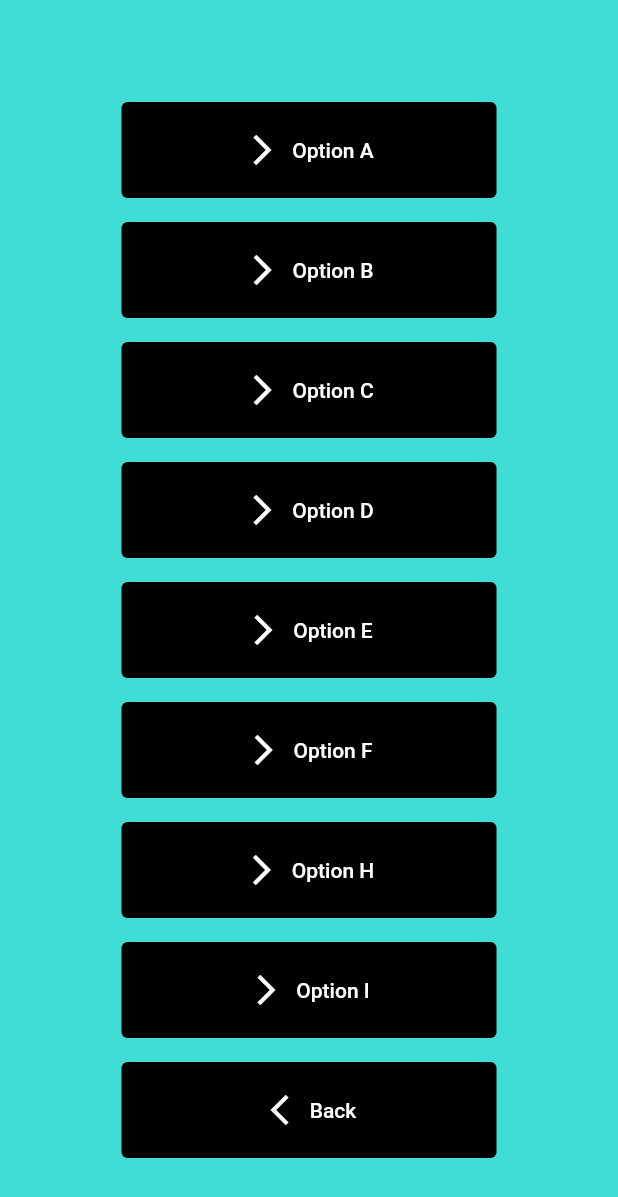
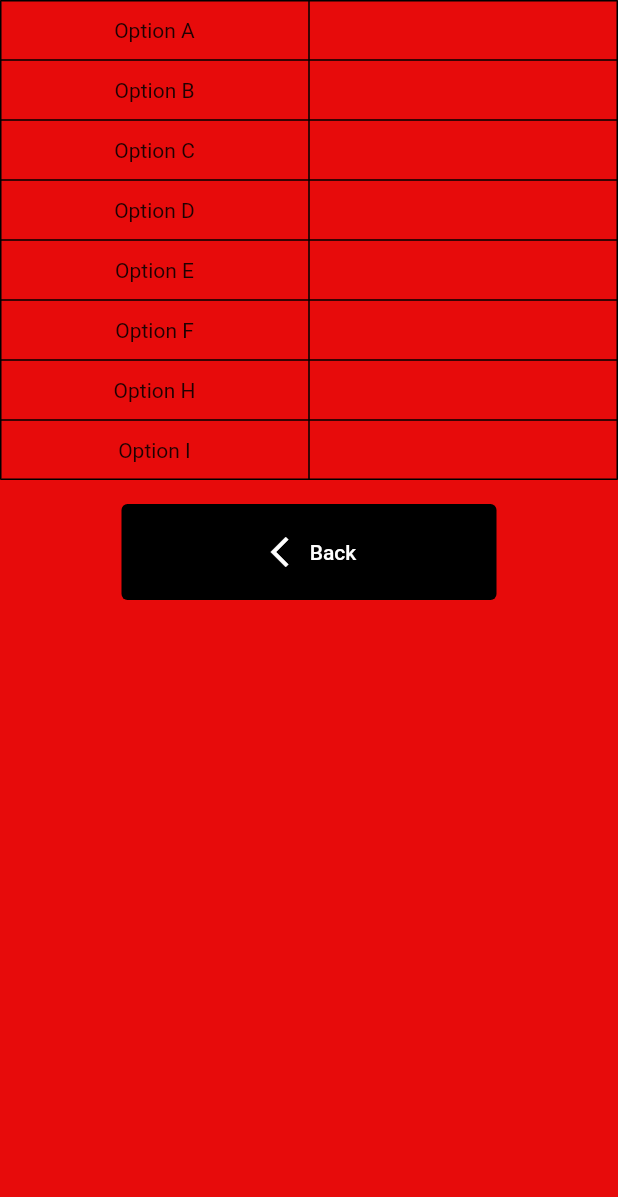
Before and after one commit to coldvl/workograph_shared, a Flutter app: the screen it shows after launch, after a tap on "Overall status", on a phone screen of 412 x 824 dp. Shown: the top 1197 px of the screen. Run offline on Flutter 3.47's test engine with Material 2 defaults, Android fonts, the phone set to English and light mode, and no system bars; our stand-ins replace sqflite; accounts and stored records are empty.

Commit message:
some edits + added new page "add user"

```diff
--- a/lib/main.dart
+++ b/lib/main.dart
@@ -1,3 +1,5 @@
+// ignore_for_file: use_key_in_widget_constructors
+
 import 'package:flutter/material.dart';
 import 'package:workograph_shared/pages/home_page.dart';
 
@@ -12,8 +14,8 @@ class MyApp extends StatelessWidget {
       title: 'Flutter SQFLite Example',
       debugShowCheckedModeBanner: false,
       theme: ThemeData(
-        colorScheme: ColorScheme.fromSwatch(primarySwatch: Colors.teal)
-            .copyWith(secondary: Colors.tealAccent),
+        colorScheme: ColorScheme.fromSwatch(primarySwatch: Colors.yellow)
+            .copyWith(secondary: const Color.fromARGB(255, 255, 168, 1)),
       ),
       home: const HomePage(),
     );
--- a/lib/models/user.dart
+++ b/lib/models/user.dart
@@ -1,3 +1,5 @@
+// ignore_for_file: unused_import
+
 import 'dart:convert';
 
 import 'package:flutter/widgets.dart';
--- a/lib/pages/page_with_list_of_users.dart
+++ b/lib/pages/page_with_list_of_users.dart
@@ -1,7 +1,9 @@
+// ignore_for_file: library_private_types_in_public_api, prefer_final_fields, unused_element, use_build_context_synchronously
+
 import 'package:flutter/material.dart';
+import 'package:workograph_shared/models/user.dart';
 import 'package:workograph_shared/services/database_service.dart';
-
-import '../models/user.dart';
+import 'package:workograph_shared/pages/add_user.dart';
 
 class UserPage extends StatefulWidget {
   const UserPage({Key? key, this.user}) : super(key: key);
@@ -28,9 +30,9 @@ class _UserPageState extends State<UserPage> {
   Future<List<User>> _getUsers() async {
     final users = await _databaseService.users();
     if (_users.isEmpty) _users.addAll(users);
-    // if (widget.user != null) {
-    //   _selectedUser = _users.indexWhere((e) => e.id == widget.user!.userId);
-    // }
+    if (widget.user != null) {
+      _selectedUser = _users.indexWhere((e) => e.id == widget.user!.id);
+    }
     return _users;
   }
 
@@ -60,6 +62,7 @@ class _UserPageState extends State<UserPage> {
     setState(() {});
   }
 
+  @override
   Widget build(BuildContext context) {
     return Scaffold(
       backgroundColor: const Color.fromARGB(199, 10, 210, 203),
@@ -67,119 +70,6 @@ class _UserPageState extends State<UserPage> {
         child: Column(
           mainAxisAlignment: MainAxisAlignment.center,
           children: [
-            const Text(' '),
-            TextButton.icon(
-              style: TextButton.styleFrom(
-                backgroundColor: Colors.black,
-                foregroundColor: Colors.white,
-                padding: const EdgeInsets.all(20.0),
-                minimumSize: const Size(250.0, 30.0),
-              ),
-              onPressed: () {
-                Navigator.pushNamed(context, '/HomeApp');
-              },
-              icon: const Icon(Icons.arrow_forward_ios_outlined),
-              label: const Text('Option A'),
-            ),
-            const Text(''),
-            TextButton.icon(
-              style: TextButton.styleFrom(
-                backgroundColor: Colors.black,
-                foregroundColor: Colors.white,
-                padding: const EdgeInsets.all(20.0),
-                minimumSize: const Size(250.0, 30.0),
-              ),
-              onPressed: () {
-                Navigator.pushNamed(context, '/HomeApp');
-              },
-              icon: const Icon(Icons.arrow_forward_ios_outlined),
-              label: const Text('Option B'),
-            ),
-            const Text(''),
-            TextButton.icon(
-              style: TextButton.styleFrom(
-                backgroundColor: Colors.black,
-                foregroundColor: Colors.white,
-                padding: const EdgeInsets.all(20.0),
-                minimumSize: const Size(250.0, 30.0),
-              ),
-              onPressed: () {
-                Navigator.pushNamed(context, '/HomeApp');
-              },
-              icon: const Icon(Icons.arrow_forward_ios_outlined),
-              label: const Text('Option C'),
-            ),
-            const Text(''),
-            TextButton.icon(
-              style: TextButton.styleFrom(
-                backgroundColor: Colors.black,
-                foregroundColor: Colors.white,
-                padding: const EdgeInsets.all(20.0),
-                minimumSize: const Size(250.0, 30.0),
-              ),
-              onPressed: () {
-                Navigator.pushNamed(context, '/HomeApp');
-              },
-              icon: const Icon(Icons.arrow_forward_ios_outlined),
-              label: const Text('Option D'),
-            ),
-            const Text(''),
-            TextButton.icon(
-              style: TextButton.styleFrom(
-                backgroundColor: Colors.black,
-                foregroundColor: Colors.white,
-                padding: const EdgeInsets.all(20.0),
-                minimumSize: const Size(250.0, 30.0),
-              ),
-              onPressed: () {
-                Navigator.pushNamed(context, '/HomeApp');
-              },
-              icon: const Icon(Icons.arrow_forward_ios_outlined),
-              label: const Text('Option E'),
-            ),
-            const Text(''),
-            TextButton.icon(
-              style: TextButton.styleFrom(
-                backgroundColor: Colors.black,
-                foregroundColor: Colors.white,
-                padding: const EdgeInsets.all(20.0),
-                minimumSize: const Size(250.0, 30.0),
-              ),
-              onPressed: () {
-                Navigator.pushNamed(context, '/HomeApp');
-              },
-              icon: const Icon(Icons.arrow_forward_ios_outlined),
-              label: const Text('Option F'),
-            ),
-            const Text(''),
-            TextButton.icon(
-              style: TextButton.styleFrom(
-                backgroundColor: Colors.black,
-                foregroundColor: Colors.white,
-                padding: const EdgeInsets.all(20.0),
-                minimumSize: const Size(250.0, 30.0),
-              ),
-              onPressed: () {
-                Navigator.pushNamed(context, '/HomeApp');
-              },
-              icon: const Icon(Icons.arrow_forward_ios_outlined),
-              label: const Text('Option H'),
-            ),
-            const Text(''),
-            TextButton.icon(
-              style: TextButton.styleFrom(
-                backgroundColor: Colors.black,
-                foregroundColor: Colors.white,
-                padding: const EdgeInsets.all(20.0),
-                minimumSize: const Size(250.0, 30.0),
-              ),
-              onPressed: () {
-                Navigator.pushNamed(context, '/HomeApp');
-              },
-              icon: const Icon(Icons.arrow_forward_ios_outlined),
-              label: const Text('Option I'),
-            ),
-            const Text(''),
             TextButton.icon(
               style: TextButton.styleFrom(
                 backgroundColor: Colors.black,
@@ -193,6 +83,19 @@ class _UserPageState extends State<UserPage> {
               icon: const Icon(Icons.arrow_back_ios_new),
               label: const Text('Back'),
             ),
+            FloatingActionButton(
+              onPressed: () {
+                Navigator.of(context)
+                    .push(
+                      MaterialPageRoute(
+                        builder: (_) => const AddUserPage(),
+                        fullscreenDialog: true,
+                      ),
+                    )
+                    .then((_) => setState(() {}));
+              },
+              child: const Icon(Icons.add),
+            ),
           ],
         ),
       ),
--- /dev/null
+++ b/lib/pages/statistics_for_today.dart
@@ -0,0 +1,54 @@
+import 'package:flutter/material.dart';
+
+class StatsForToday extends StatelessWidget {
+  const StatsForToday({super.key});
+
+  @override
+  Widget build(BuildContext context) => Scaffold(
+        backgroundColor: const Color.fromARGB(255, 231, 11, 11),
+        body: Column(
+          children: [
+            Table(
+              border: TableBorder.all(),
+              children: [
+                buildRow(['Option A', ' ']),
+                buildRow(['Option B', ' ']),
+                buildRow(['Option C', ' ']),
+                buildRow(['Option D', ' ']),
+                buildRow(['Option E', ' ']),
+                buildRow(['Option F', ' ']),
+                buildRow(['Option H', ' ']),
+                buildRow(['Option I', ' ']),
+              ],
+            ),
+            const Text(' '),
+            Column(
+              children: [
+                TextButton.icon(
+                  style: TextButton.styleFrom(
+                    backgroundColor: Colors.black,
+                    foregroundColor: Colors.white,
+                    padding: const EdgeInsets.all(20.0),
+                    minimumSize: const Size(250.0, 30.0),
+                  ),
+                  onPressed: () {
+                    Navigator.pop(context);
+                  },
+                  icon: const Icon(Icons.arrow_back_ios_new),
+                  label: const Text('Back'),
+                )
+              ],
+            )
+          ],
+        ),
+      );
+
+  TableRow buildRow(List<String> celles) => TableRow(
+        children: celles.map((cell) {
+          return Padding(
+            padding: const EdgeInsets.all(12),
+            child: Center(child: Text(cell)),
+          );
+        }).toList(),
+      );
+}
--- a/lib/services/database.dart
+++ /dev/null
@@ -1,114 +0,0 @@
-// ignore_for_file: file_names
-
-import 'package:path/path.dart';
-import 'package:sqflite/sqflite.dart';
-
-// Future<Database> openDatabase() async {
-//   // Get a location using the `path` package
-//   var databasesPath = await getDatabasesPath();
-//   String path = join(databasesPath, 'mydb.db');
-
-//   // Open the database
-//   return await openDatabase(path, version: 1,
-//       onCreate: (Database db, int version) async {
-//     // When creating the db, create the table
-//     await db.execute(
-//         'CREATE TABLE Test (id INTEGER PRIMARY KEY, name TEXT, value INTEGER, num REAL)');
-//   });
-// }
-
-// // Insert some records in a transaction
-// await db.transaction((txn) async {
-//   int id1 = await txn.rawInsert(
-//       'INSERT INTO Test(name, value, num) VALUES("some name", 1234, 456.789)');
-//   print('inserted1: $id1');
-//   int id2 = await txn.rawInsert(
-//       'INSERT INTO Test(name, value, num) VALUES(?, ?, ?)',
-//       ['another name', 12345678, 3.1416]);
-//   print('inserted2: $id2');
-// });
-
-// // Get the records
-// List<Map> list = await db.rawQuery('SELECT * FROM Test');
-// print(list);
-
-// // Count the records
-// int count = Sqflite.firstIntValue(
-//     await db.rawQuery('SELECT COUNT(*) FROM Test'));
-// print('count: $count');
-
-// // Delete a record
-// int id = await db.rawDelete('DELETE FROM Test WHERE name = ?', ['some name']);
-// print('deleted: $id');
-
-// await db.close();
-
-class DatabaseService {
-  static const _databaseName = "MyDatabase.db";
-  static const _databaseVersion = 1;
-
-  static const table = 'my_table';
-
-  static const columnId = '_id';
-  static const columnName = 'name';
-  static const columnAge = 'age';
-
-  // Make this a singleton class
-  DatabaseService._privateConstructor();
-  static final DatabaseService instance = DatabaseService._privateConstructor();
-
-  // Only allow a single open connection to the database.
-  static Database? _database;
-
-  Future<Database> get database async {
-    if (_database != null) return _database!;
-    _database = await _initDatabase();
-    return _database!;
-  }
-
-  Future<Database> _initDatabase() async {
-    String path = join(await getDatabasesPath(), _databaseName);
-    return await openDatabase(path,
-        version: _databaseVersion, onCreate: _onCreate);
-  }
-
-  Future _onCreate(Database db, int version) async {
-    await db.execute('''
-          CREATE TABLE $table (
-            $columnId INTEGER PRIMARY KEY,
-            $columnName TEXT NOT NULL,
-            $columnAge INTEGER NOT NULL
-          )
-          ''');
-  }
-
-  Future close() async {
-    var dbClient = await database;
-    dbClient.close();
-  }
-
-  // Insert a row in the database
-  Future<int> insert(Map<String, dynamic> row) async {
-    Database db = await instance.database;
-    return await db.insert(table, row);
-  }
-
-  // Query the database
-  Future<List<Map<String, dynamic>>> queryAllRows() async {
-    Database db = await instance.database;
-    return await db.query(table);
-  }
-
-  // Update a row in the database
-  Future<int> update(Map<String, dynamic> row) async {
-    Database db = await instance.database;
-    int id = row[columnId];
-    return await db.update(table, row, where: '$columnId = ?', whereArgs: [id]);
-  }
-
-  // Delete a row in the database
-  Future<int> delete(int id) async {
-    Database db = await instance.database;
-    return await db.delete(table, where: '$columnId = ?', whereArgs: [id]);
-  }
-}
```
Also changed, not shown: lib/pages/add_user.dart (added, +145 -0 lines), lib/pages/home_page.dart (+22 -15 lines), lib/pages/overall.dart (deleted, +0 -58 lines), lib/pages/statistics.dart (deleted, +0 -58 lines), lib/pages/statistics_for_month.dart (added, +54 -0 lines).
